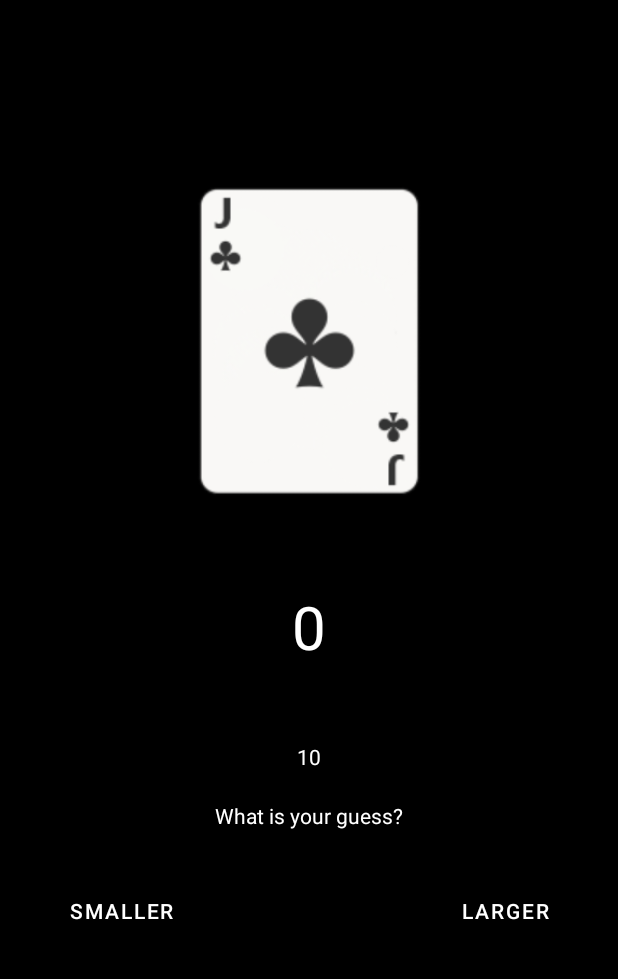
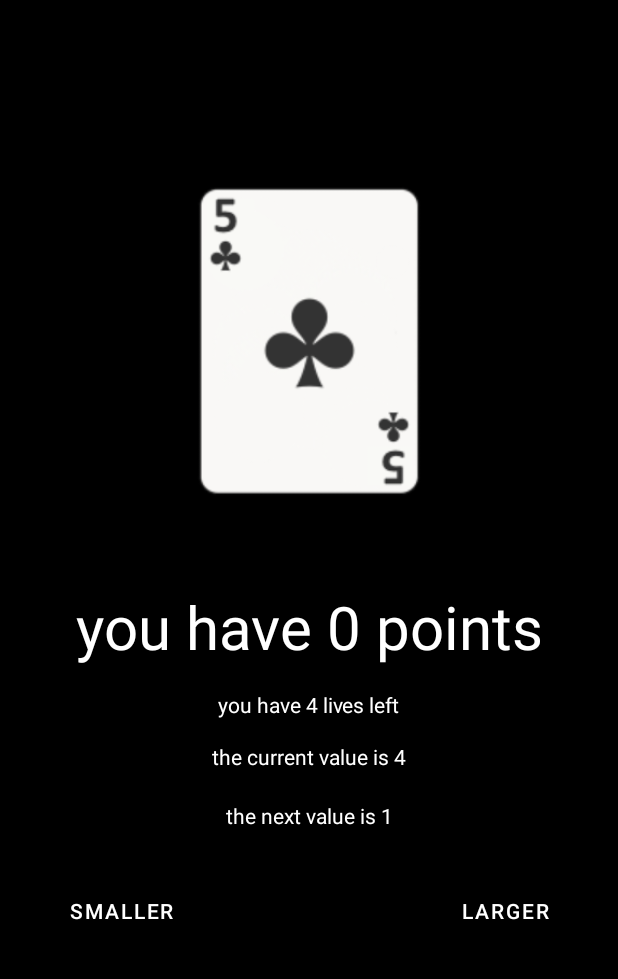
Before and after one commit to claratoll/FU_CardDeck, an Android app: the PlayActivity screen opened directly, with no data from a screen before it, after a tap on "LARGER", on a phone screen of 412 x 824 dp, the part 62-1041 px from its top. Run offline under Robolectric (Android 15) with nearby library versions, the phone set to English and light mode, and no system bars.

Commit message:
fixing game play

```diff
--- a/app/src/main/java/com/example/carddeck/Deck.kt
+++ b/app/src/main/java/com/example/carddeck/Deck.kt
@@ -3,11 +3,14 @@ package com.example.carddeck
 object Deck {
 
     val cards = mutableListOf<Card>()
+    lateinit var nextCard: Card
+    lateinit var currentCard: Card
 
 
     init {
         createCards()
     }
+
 
     //shared preferences
 
--- a/app/src/main/java/com/example/carddeck/PlayActivity.kt
+++ b/app/src/main/java/com/example/carddeck/PlayActivity.kt
@@ -11,6 +11,8 @@ class PlayActivity : AppCompatActivity() {
 
     private lateinit var cardText : TextView
     private lateinit var showAnswer : TextView
+    private lateinit var showNextNumber : TextView
+    private lateinit var livesLeft : TextView
 
     private lateinit var largerButton : Button
     private lateinit var smallerButton : Button
@@ -18,6 +20,8 @@ class PlayActivity : AppCompatActivity() {
     private lateinit var cardImageView: ImageView
 
     private var points: Int = 0
+    private var lives: Int = 5
+
 
     val deck = Deck
 
@@ -40,68 +44,87 @@ class PlayActivity : AppCompatActivity() {
 
         cardText = findViewById(R.id.currentCard)
         showAnswer = findViewById(R.id.larger_smaller)
+        showNextNumber = findViewById(R.id.whatGuess)
+        livesLeft = findViewById(R.id.livesLeft)
 
         largerButton = findViewById(R.id.largerButton)
         smallerButton = findViewById(R.id.smallerButton)
 
         cardImageView = findViewById(R.id.cardImageView)
 
-        val currentCard = Deck.cards
-        val position = 1
-       // lateinit var currentCard
-        //lateinit var nextCard
+        val currentCard = randomNextNumber()
 
-//        createCard()
-
-        val smaller = 1
-        val larger = 2
 
         largerButton.setOnClickListener {
-
-            checkIfNextCardIsLargerOrSmaller(larger)
-
+            playGame(2, currentCard)
         }
         smallerButton.setOnClickListener{
+            playGame(1, currentCard)
+        }
 
-            checkIfNextCardIsLargerOrSmaller(smaller)
-
-        }
     }
 
-    fun randomNextCard(): Int { return (1..13).random() }
+    fun randomNextNumber(): Int { return (1..13).random() }
+
+    private fun playGame(number: Int, currentCard: Int){
+
+        //start up game
+        val startCard = randomNextNumber()
+        var card = Deck.cards[startCard]
+        cardImageView.setImageResource(card.picture)
 
 
 
-    private fun checkIfNextCardIsLargerOrSmaller(number: Int) {
+        var nextCard = randomNextNumber()
 
 
 
-        val randomCardNumber = randomNextCard()
-        val nextValue = 4
-
-        if (number == 1){
-            if (nextValue < randomCardNumber){
-                points++
-            } else {
-                //loose
-            }
-        } else if (number == 2){
-
-            if (nextValue > randomCardNumber){
-                points++
-            } else {
-                //loose
-            }
-
+        if (currentCard == nextCard){
+            nextCard = randomNextNumber()
         }
 
 
-        cardText.text = points.toString()
+
+        card = Deck.cards[currentCard]
+
+        cardImageView.setImageResource(card.picture)
+
+        checkIfNextCardIsLargerOrSmaller(number, nextCard, currentCard)
+
+
+
+    }
+
+
+    private fun checkIfNextCardIsLargerOrSmaller(number: Int, nextCard: Int, currentCard: Int) {
+
+
+        if (number == 1) {
+            if (nextCard < currentCard) {
+                points++
+            } else {
+                lives--
+            }
+        }
+
+        if (number == 2) {
+            if (nextCard > currentCard) {
+                points++
+            } else {
+                lives--
+            }
+        }
+
+
+        cardText.text = "you have $points points"
+        livesLeft.text = "you have $lives lives left"
 
         //fixa så den hämtar alla kort istället
-        cardImageView.setImageResource(Deck.cards[randomCardNumber].picture)
+        //cardImageView.setImageResource(Deck.cards[randomCardNumber].picture)
 
-        showAnswer.text = randomCardNumber.toString()
+        showNextNumber.text = "the next value is $nextCard"
+        showAnswer.text = "the current value is $currentCard"
+
 
     }
 
--- a/app/src/main/res/layout/activity_play.xml
+++ b/app/src/main/res/layout/activity_play.xml
@@ -74,4 +74,15 @@ android:text="@string/smaller"
 app:layout_constraintStart_toStartOf="parent"
 app:layout_constraintTop_toBottomOf="@+id/whatGuess" />
 
+    <TextView
+        android:id="@+id/livesLeft"
+        android:layout_width="wrap_content"
+        android:layout_height="wrap_content"
+        android:layout_marginTop="15dp"
+        android:text="@string/livesLeft"
+        android:textColor="@color/white"
+        app:layout_constraintEnd_toEndOf="parent"
+        app:layout_constraintStart_toStartOf="parent"
+        app:layout_constraintTop_toBottomOf="@+id/currentCard" />
+
 </androidx.constraintlayout.widget.ConstraintLayout>
--- a/app/src/main/res/values/strings.xml
+++ b/app/src/main/res/values/strings.xml
@@ -10,4 +10,5 @@
     <string name="smaller">smaller</string>
     <string name="larger">larger</string>
     <string name="larger_or_smaller">Larger or smaller?</string>
+    <string name="livesLeft">You have 5 lives left</string>
 </resources>
```
Lines whose indentation alone changed are shown as unchanged.
